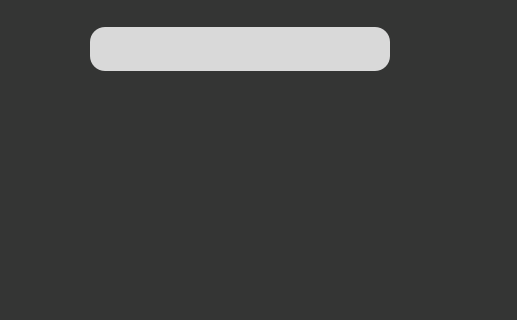
Qt form newSimpleAnalyze/screens/ui/Plugins.ui (Smidig-Leo/volatility3) before a commit; both pictures show x 591 to 1108 and y 0 to 320 of the 1108 by 712 pixel window.
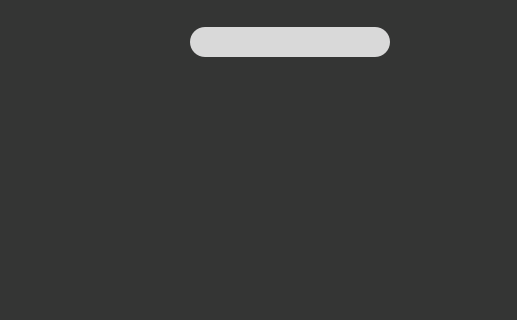
The same form after that commit.

Diff of the .ui file:
```diff
--- a/newSimpleAnalyze/screens/ui/Plugins.ui
+++ b/newSimpleAnalyze/screens/ui/Plugins.ui
@@ -50,7 +50,7 @@
 QScrollBar::sub-line:vertical {
   border:none;
   background-color:  rgb(242, 102, 42);
-  height:15px;
+  height:0px;
   border-top-left-radius:7px;
   border-top-right-radius:7px;
   subcontrol-position:top;
@@ -69,7 +69,7 @@
 QScrollBar::add-line:vertical {
   border:none;
   background-color:  rgb(242, 102, 42);
-  height:15px;
+  height:0px;
   border-bottom-left-radius:7px;
   border-bottom-right-radius:7px;
   subcontrol-position:bottom;
@@ -268,14 +268,14 @@
                </property>
                <property name="minimumSize">
                 <size>
-                 <width>300</width>
+                 <width>200</width>
                  <height>30</height>
                 </size>
                </property>
                <property name="maximumSize">
                 <size>
-                 <width>300</width>
-                 <height>50</height>
+                 <width>200</width>
+                 <height>30</height>
                 </size>
                </property>
                <property name="styleSheet">
@@ -299,7 +299,22 @@
                <property name="frameShadow">
                 <enum>QFrame::Raised</enum>
                </property>
-               <layout class="QHBoxLayout" name="horizontalLayout_6">
+               <layout class="QVBoxLayout" name="verticalLayout_5">
+                <property name="spacing">
+                 <number>0</number>
+                </property>
+                <property name="leftMargin">
+                 <number>10</number>
+                </property>
+                <property name="topMargin">
+                 <number>0</number>
+                </property>
+                <property name="rightMargin">
+                 <number>10</number>
+                </property>
+                <property name="bottomMargin">
+                 <number>0</number>
+                </property>
                 <item>
                  <widget class="QLineEdit" name="lineEditPluginSearch">
                   <property name="sizePolicy">
```
